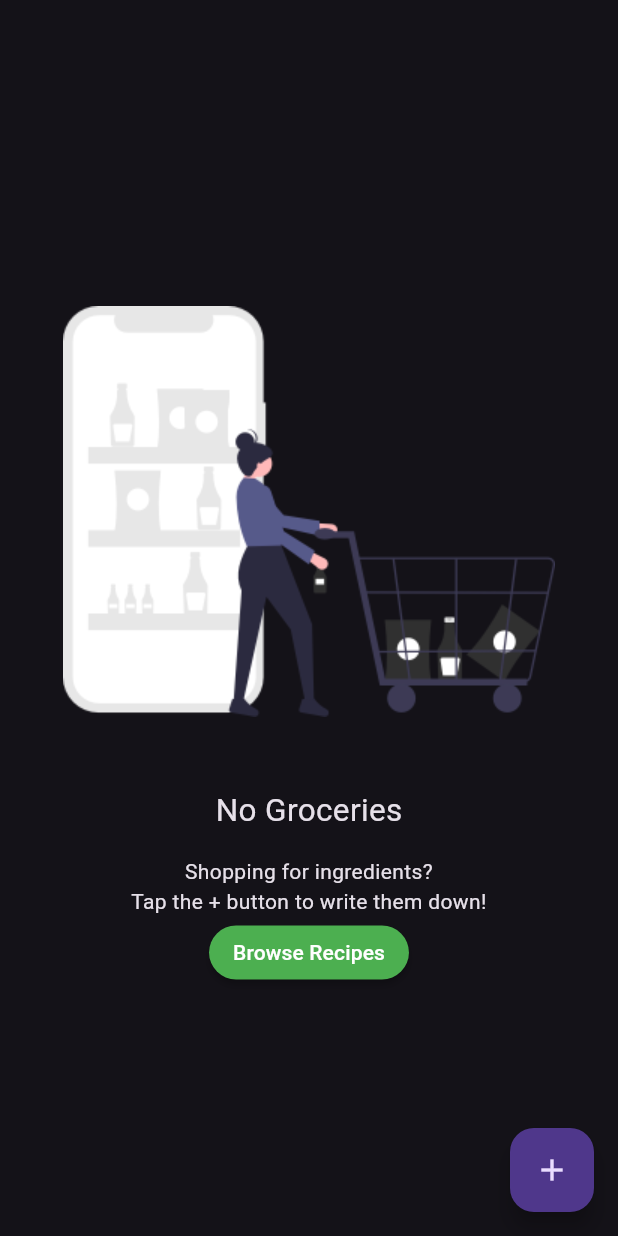
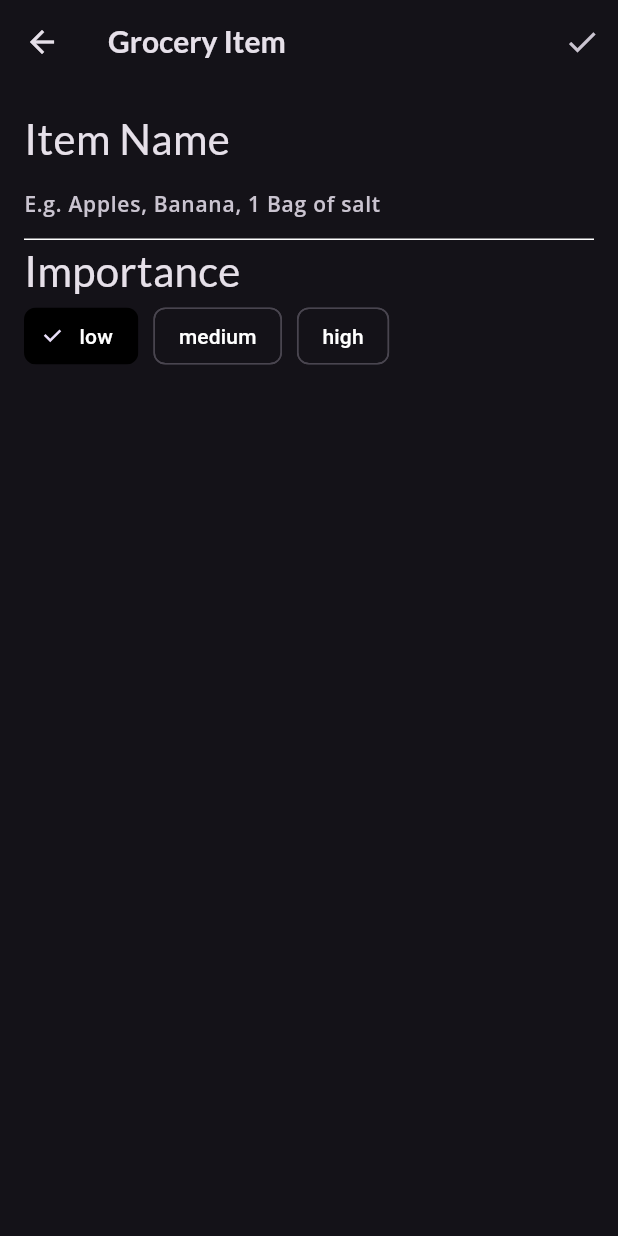
Before and after one commit to cxm1234/Flutter_Apprentice, a Flutter app: the GroceryScreen screen opened directly, after a tap on the "add" icon, on a phone screen of 412 x 824 dp. Run offline on Flutter 3.47's test engine with Material 3 defaults, Android fonts, the phone set to English and light mode, and no system bars; our stand-ins replace google_fonts.

Commit message:
feature:importance

```diff
--- /dev/null
+++ b/fooderlich/lib/screens/grocery_item_screen.dart
@@ -0,0 +1,147 @@
+import 'package:flutter/cupertino.dart';
+import 'package:flutter/material.dart';
+import 'package:fooderlich/models/grocery_item.dart';
+import 'package:google_fonts/google_fonts.dart';
+
+class GroceryItemScreen extends StatefulWidget {
+  final Function(GroceryItem) onCreate;
+  Function(GroceryItem)? onUpdate;
+  GroceryItem? originalItem;
+  bool? isUpdating;
+
+  GroceryItemScreen(
+      {super.key, required this.onCreate, this.onUpdate, this.originalItem})
+      : isUpdating = (originalItem != null);
+
+  @override
+  State<GroceryItemScreen> createState() => _GroceryItemScreenState();
+}
+
+class _GroceryItemScreenState extends State<GroceryItemScreen> {
+  final _nameController = TextEditingController();
+  String _name = '';
+  Importance _importance = Importance.low;
+  DateTime _dueDate = DateTime.now();
+  TimeOfDay _timeOfDay = TimeOfDay.now();
+  Color _currentColor = Colors.green;
+  int _currentSliderValue = 0;
+
+  @override
+  void initState() {
+    if (widget.originalItem != null) {
+      _nameController.text = widget.originalItem?.name ?? "";
+      _name = widget.originalItem?.name ?? "";
+      _currentSliderValue = widget.originalItem?.quantity ?? 0;
+      _importance = widget.originalItem?.importance ?? Importance.low;
+      _currentColor = widget.originalItem?.color ?? Colors.transparent;
+      final date = widget.originalItem?.date ?? DateTime.now();
+      _timeOfDay = TimeOfDay(hour: date.hour, minute: date.minute);
+      _dueDate = date;
+    }
+
+    _nameController.addListener(() {
+      setState(() {
+        _name = _nameController.text;
+      });
+    });
+    super.initState();
+  }
+
+  @override
+  void dispose() {
+    _nameController.dispose();
+    super.dispose();
+  }
+
+  @override
+  Widget build(BuildContext context) {
+    return Scaffold(
+      appBar: AppBar(
+          actions: [
+            IconButton(onPressed: () {}, icon: const Icon(Icons.check))
+          ],
+          elevation: 0.0,
+          title: Text(
+            'Grocery Item',
+            style: GoogleFonts.lato(fontWeight: FontWeight.w600),
+          )),
+      body: Container(
+        padding: const EdgeInsets.all(16.0),
+        child: ListView(
+          children: [
+            buildNameField(),
+            buildImportanceField()
+          ],
+        ),
+      ),
+    );
+  }
+
+  Widget buildNameField() {
+    return Column(
+      crossAxisAlignment: CrossAxisAlignment.start,
+      children: [
+        Text(
+          'Item Name',
+          style: GoogleFonts.lato(fontSize: 28.0),
+        ),
+        TextField(
+          controller: _nameController,
+          cursorColor: _currentColor,
+          decoration: InputDecoration(
+              hintText: 'E.g. Apples, Banana, 1 Bag of salt',
+              enabledBorder: const UnderlineInputBorder(
+                  borderSide: BorderSide(color: Colors.white)),
+              focusedBorder: UnderlineInputBorder(
+                  borderSide: BorderSide(color: _currentColor)),
+              border: UnderlineInputBorder(
+                  borderSide: BorderSide(color: _currentColor))),
+        )
+      ],
+    );
+  }
+
+  Widget buildImportanceField() {
+    return Column(
+      crossAxisAlignment: CrossAxisAlignment.start,
+      children: [
+        Text('Importance', style: GoogleFonts.lato(fontSize: 28.0),),
+        Wrap(
+          spacing: 10.0,
+          children: [
+            ChoiceChip(
+              selectedColor: Colors.black,
+                label: const Text('low', style: TextStyle(color: Colors.white),),
+                selected: _importance == Importance.low,
+              onSelected: (selected) {
+                  setState(() {
+                    _importance = Importance.low;
+                  });
+              },
+            ),
+            ChoiceChip(
+              selectedColor: Colors.black,
+              label: const Text('medium', style: TextStyle(color: Colors.white),),
+              selected: _importance == Importance.medium,
+              onSelected: (selected) {
+                setState(() {
+                  _importance = Importance.medium;
+                });
+              },
+            ),
+            ChoiceChip(
+              selectedColor: Colors.black,
+              label: const Text('high', style: TextStyle(color: Colors.white),),
+              selected: _importance == Importance.high,
+              onSelected: (selected) {
+                setState(() {
+                  _importance = Importance.high;
+                });
+              },
+            ),
+          ],
+        )
+      ],
+    );
+  }
+}
--- a/fooderlich/lib/screens/grocery_screen.dart
+++ b/fooderlich/lib/screens/grocery_screen.dart
@@ -2,6 +2,8 @@ import 'package:flutter/material.dart';
 import 'package:fooderlich/models/grocery_manager.dart';
 import 'package:fooderlich/screens/empty_grocery_screen.dart';
 import 'package:provider/provider.dart';
+
+import 'grocery_item_screen.dart';
 
 class GroceryScreen extends StatelessWidget {
   @override
@@ -10,8 +12,15 @@ class GroceryScreen extends StatelessWidget {
       floatingActionButton: FloatingActionButton(
         child: const Icon(Icons.add),
         onPressed: () {
-          // TODO 11: Present GroceryItemScreen
-
+          final manager = Provider.of<GroceryManager>(context, listen: false);
+          Navigator.push(context, MaterialPageRoute(
+              builder: (context) => GroceryItemScreen(
+                onCreate: (item) {
+                  manager.addItem(item);
+                  Navigator.pop(context);
+                }
+              ))
+          );
         },
       ),
       body: buildGroceryScreen(),
--- a/fooderlich/pubspec.yaml
+++ b/fooderlich/pubspec.yaml
@@ -37,6 +37,9 @@ dependencies:
   cupertino_icons: ^1.0.6
   google_fonts: ^6.2.1
   provider: ^5.0.0
+  flutter_colorpicker: ^0.4.0
+  intl: ^0.17.0
+  uuid: ^3.0.4
 
 dev_dependencies:
   flutter_test:
```
Also changed, not shown: fooderlich/pubspec.lock.
